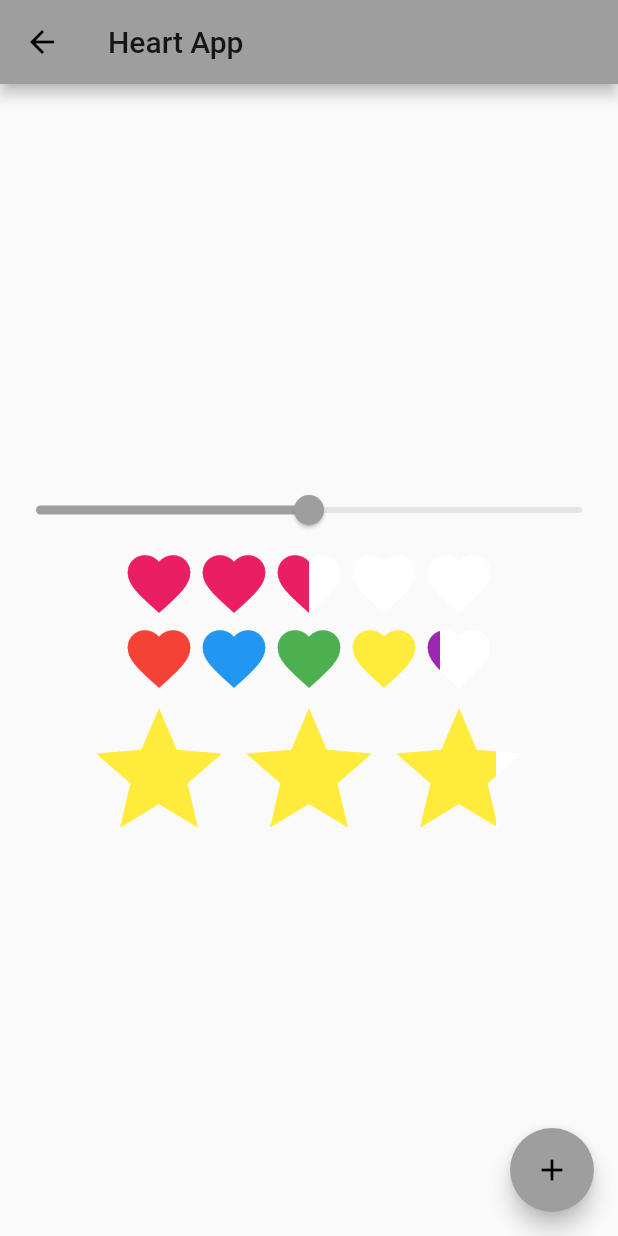
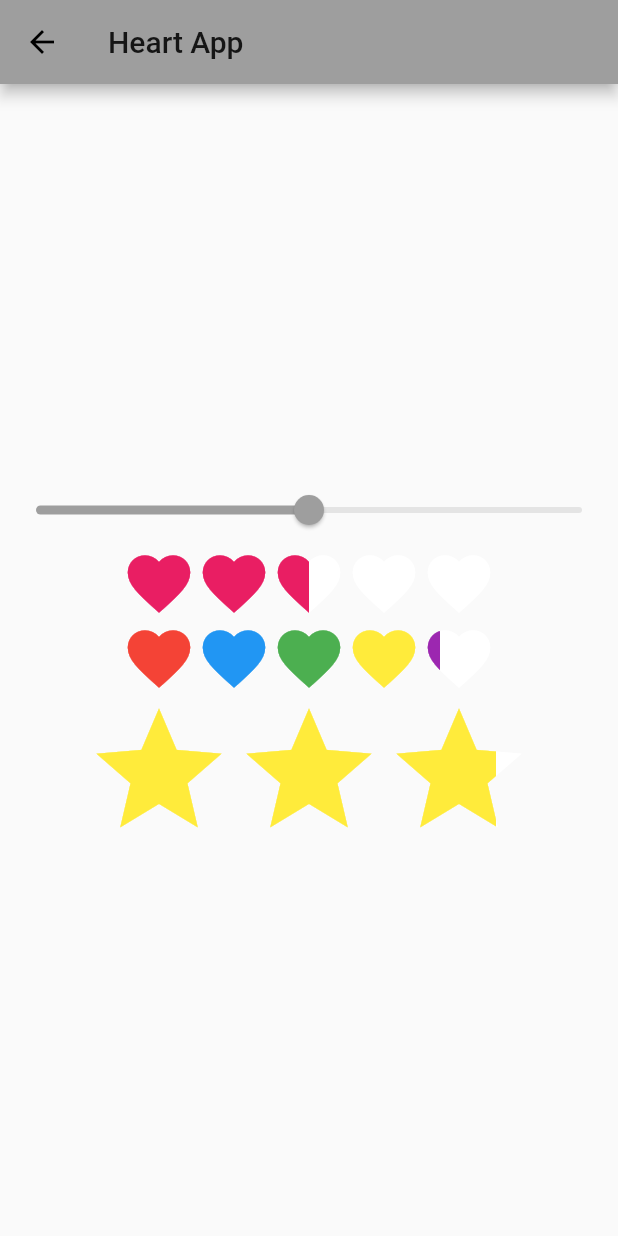
Before and after one commit to linnefromice/flutter_heart_app_01, a Flutter app: the OriginalRatingScreen screen opened by its route, on a phone screen of 412 x 824 dp. Run offline on Flutter 3.47's test engine with Material 2 defaults, Android fonts, the phone set to English and light mode, and no system bars; our stand-ins replace flutter_rating_bar.

Commit message:
remove unnecessary code

```diff
--- a/lib/screens/original_rating_screen.dart
+++ b/lib/screens/original_rating_screen.dart
@@ -64,11 +64,6 @@ class _State extends State<OriginalRatingScreen> {
             ],
           )
       ),
-      floatingActionButton: FloatingActionButton(
-        onPressed: () => {},
-        tooltip: 'Increment',
-        child: Icon(Icons.add),
-      ), // This trailing comma makes auto-formatting nicer for build methods.
     );
   }
 }
```
